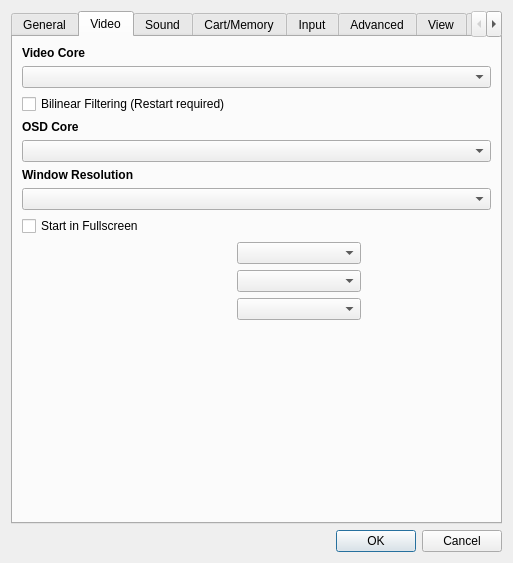
Old version of the form yabause/src/qt/ui/UISettings.ui in the repository Yabause/yabause.
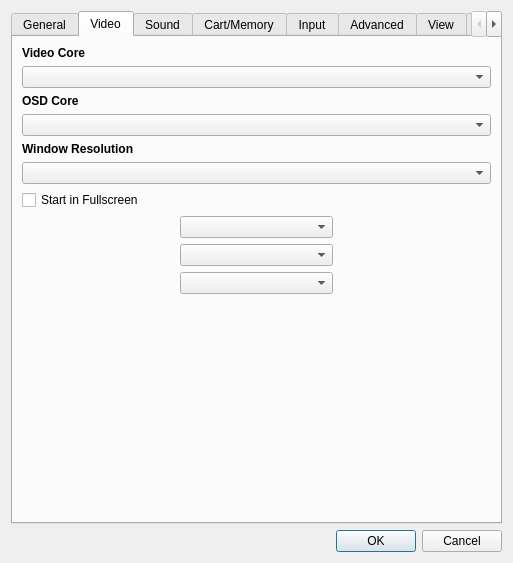
New version of the form. The open tabs and pages were chosen to show the change. Custom widgets are drawn as their Qt base class.

Patch:
```diff
--- a/yabause/src/qt/ui/UISettings.ui
+++ b/yabause/src/qt/ui/UISettings.ui
@@ -239,13 +239,6 @@
        <item row="6" column="0" colspan="3">
         <widget class="QComboBox" name="cbAspectRatio"/>
        </item>
-       <item row="2" column="0">
-        <widget class="QCheckBox" name="cbBilinear">
-         <property name="text">
-          <string>Bilinear Filtering (Restart required)</string>
-         </property>
-        </widget>
-       </item>
        <item row="1" column="0" colspan="3">
         <widget class="QComboBox" name="cbVideoCore"/>
        </item>
```
